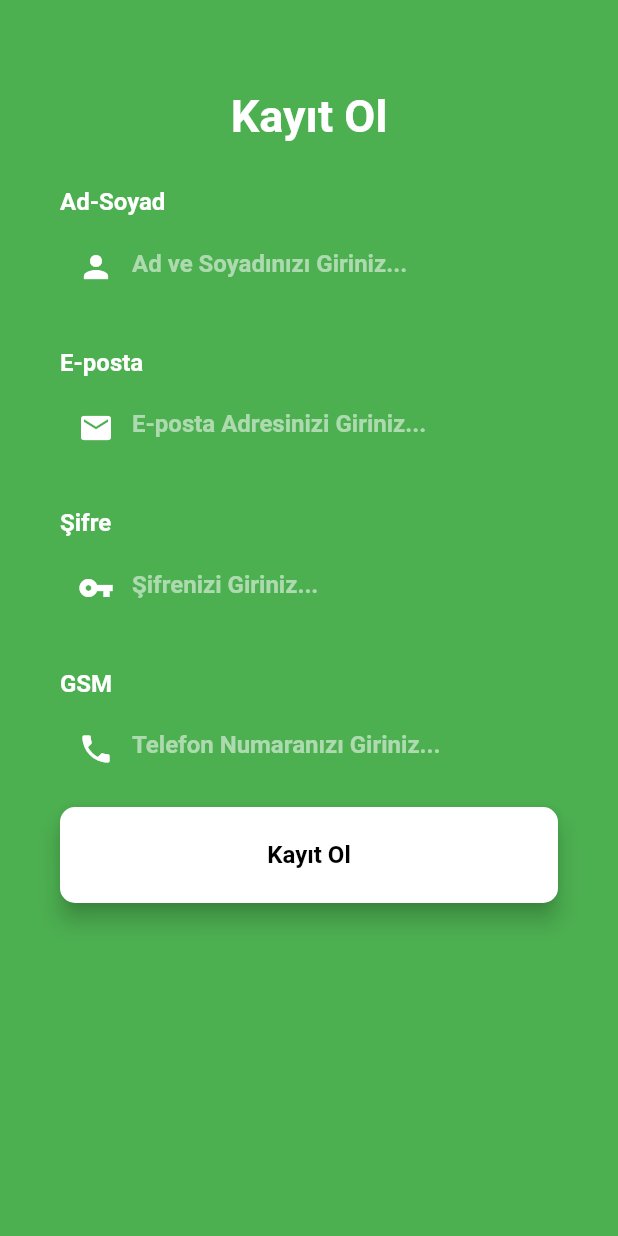
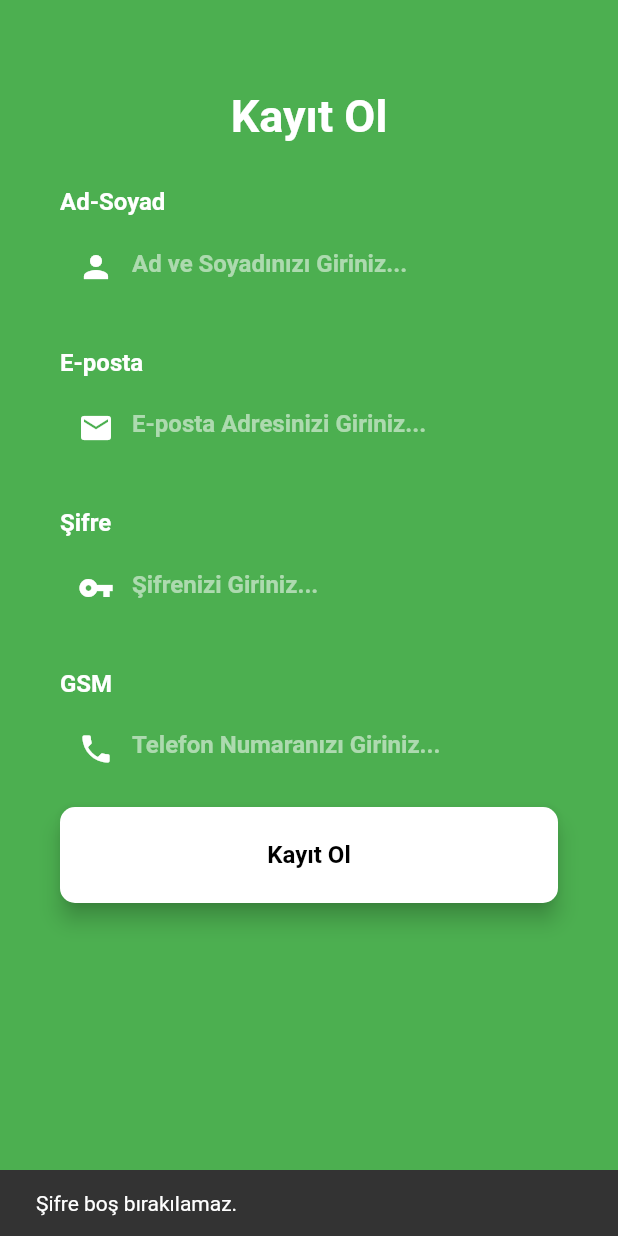
Before and after one commit to berkaysahin1/HealthyCent, a Flutter app: the registerscreen screen opened directly, after a tap on "Kayıt Ol", on a phone screen of 412 x 824 dp. Run offline on Flutter 3.47's test engine with Material 2 defaults, Android fonts, the phone set to English and light mode, and no system bars; our stand-ins replace firebase_core, google_maps_flutter, pedometer, shared_preferences, sqflite; missing offline and left inert: dart:ffi, qr_code_scanner; accounts and stored records are empty; Roboto replaces fonts that are missing (PT-Sans, PTSans).

Commit message:
added register textfield validations

```diff
--- a/lib/screens/registerscreen.dart
+++ b/lib/screens/registerscreen.dart
@@ -2,6 +2,8 @@ import 'package:flutter/cupertino.dart';
 import 'package:flutter/material.dart';
 import 'package:flutter/services.dart';
 import 'package:flutter/widgets.dart';
+import '../db/Users.dart';
+import '../db/veritabaniyardimcisi.dart';
 
 class registerscreen extends StatefulWidget {
   const registerscreen({Key? key}) : super(key: key);
@@ -10,20 +12,52 @@ class registerscreen extends StatefulWidget {
 }
 
 class _registerscreenState extends State<registerscreen> {
-  var tfadsoyad=TextEditingController();
-  var tfeposta=TextEditingController();
-  var tfgsm=TextEditingController();
-  var tfsifre=TextEditingController();
-  var scaffoldKey=GlobalKey<ScaffoldState>();
+  var tfadsoyad = TextEditingController();
+  var tfeposta = TextEditingController();
+  var tfgsm = TextEditingController();
+  var tfsifre = TextEditingController();
+  var scaffoldKey = GlobalKey<ScaffoldState>();
+
+  Future<void> kayit() async {
+    if (tfsifre.text.isEmpty) {
+      ScaffoldMessenger.of(context).showSnackBar(
+          const SnackBar(content: Text('Şifre boş bırakılamaz.')));
+    } else if (tfgsm.text.length != 10) {
+      ScaffoldMessenger.of(context).showSnackBar(const SnackBar(
+          content: Text('Telefon numarası 10 haneli girilmelidir.')));
+    } else if (!RegExp("^[a-zA-Z0-9+_.-]+@[a-zA-Z0-9.-]+.[a-z]")
+        .hasMatch(tfeposta.text)) {
+      ScaffoldMessenger.of(context).showSnackBar(
+          const SnackBar(content: Text('Yanlış e-posta formatı.')));
+    } else if (tfadsoyad.text.isEmpty) {
+      ScaffoldMessenger.of(context).showSnackBar(
+          const SnackBar(content: Text('Ad-Soyad boş bırakılamaz.')));
+    } else {
+      UserAdd(tfadsoyad.text, tfeposta.text, tfsifre.text, tfgsm.text);
+    }
+  }
+
+  Future<List<Users>> UserAdd(
+      String Ad, String Email, String Sifre, String Gsm) async {
+    var db = await VeritabaniYardimcisi.veritabaniErisim();
+    var bilgiler = Map<String, dynamic>();
+    var GsmVeri = int.parse(Gsm);
+    bilgiler['User_AdSoyad'] = Ad;
+    bilgiler["User_Email"] = Email;
+    bilgiler["User_Sifre"] = Sifre;
+    bilgiler["User_Gsm"] = GsmVeri;
+
+    await db.insert("Users", bilgiler);
+    print("eklendi");
+    return [];
+  }
 
   bool isChecked = false;
-
 
   Widget _buildLoginButton() {
     return SizedBox(
       height: 64,
       width: double.infinity,
-
       child: ElevatedButton(
         style: ButtonStyle(
           backgroundColor: MaterialStateProperty.all(
@@ -45,11 +79,10 @@ class _registerscreenState extends State<registerscreen> {
             fontSize: 16,
             fontWeight: FontWeight.bold,
             color: Colors.black,
-
           ),
         ),
         onPressed: () {
-
+          kayit();
         },
       ),
     );
@@ -62,9 +95,7 @@ class _registerscreenState extends State<registerscreen> {
         body: Container(
           width: double.infinity,
           height: double.infinity,
-          decoration: const BoxDecoration(
-              color: Colors.green
-          ),
+          decoration: const BoxDecoration(color: Colors.green),
           child: SingleChildScrollView(
             child: Padding(
               padding: const EdgeInsets.symmetric(
@@ -155,7 +186,6 @@ class _registerscreenState extends State<registerscreen> {
                       ),
                     ),
                   ),
-
                   const SizedBox(
                     height: 30,
                   ),
@@ -174,7 +204,7 @@ class _registerscreenState extends State<registerscreen> {
                   const SizedBox(
                     height: 10,
                   ),
-                  TextField(
+                  TextFormField(
                     controller: tfsifre,
                     cursorColor: Colors.white,
                     cursorWidth: 2,
@@ -184,7 +214,8 @@ class _registerscreenState extends State<registerscreen> {
                       border: InputBorder.none,
                       filled: true,
                       fillColor: Colors.green,
-                      prefixIcon: const Icon(Icons.vpn_key, color: Colors.white),
+                      prefixIcon:
+                          const Icon(Icons.vpn_key, color: Colors.white),
                       hintText: "Şifrenizi Giriniz...",
                       hintStyle: const TextStyle(
                         color: Colors.white54,
@@ -212,12 +243,14 @@ class _registerscreenState extends State<registerscreen> {
                     height: 10,
                   ),
                   TextFormField(
-
                     keyboardType: TextInputType.number,
                     controller: tfgsm,
                     cursorColor: Colors.white,
                     cursorWidth: 2,
                     obscureText: false,
+                    inputFormatters: [
+                      LengthLimitingTextInputFormatter(10),
+                    ],
                     style: const TextStyle(color: Colors.white),
                     decoration: InputDecoration(
                       border: InputBorder.none,
@@ -232,7 +265,6 @@ class _registerscreenState extends State<registerscreen> {
                       ),
                     ),
                   ),
-
                   const SizedBox(
                     height: 15,
                   ),
```
